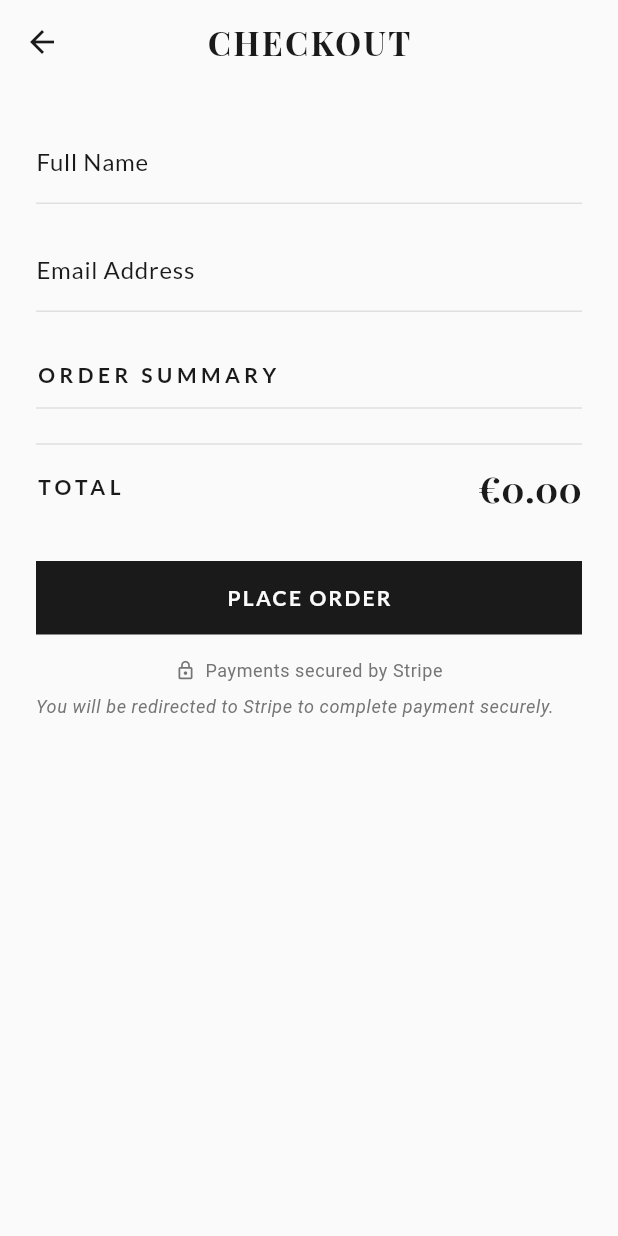
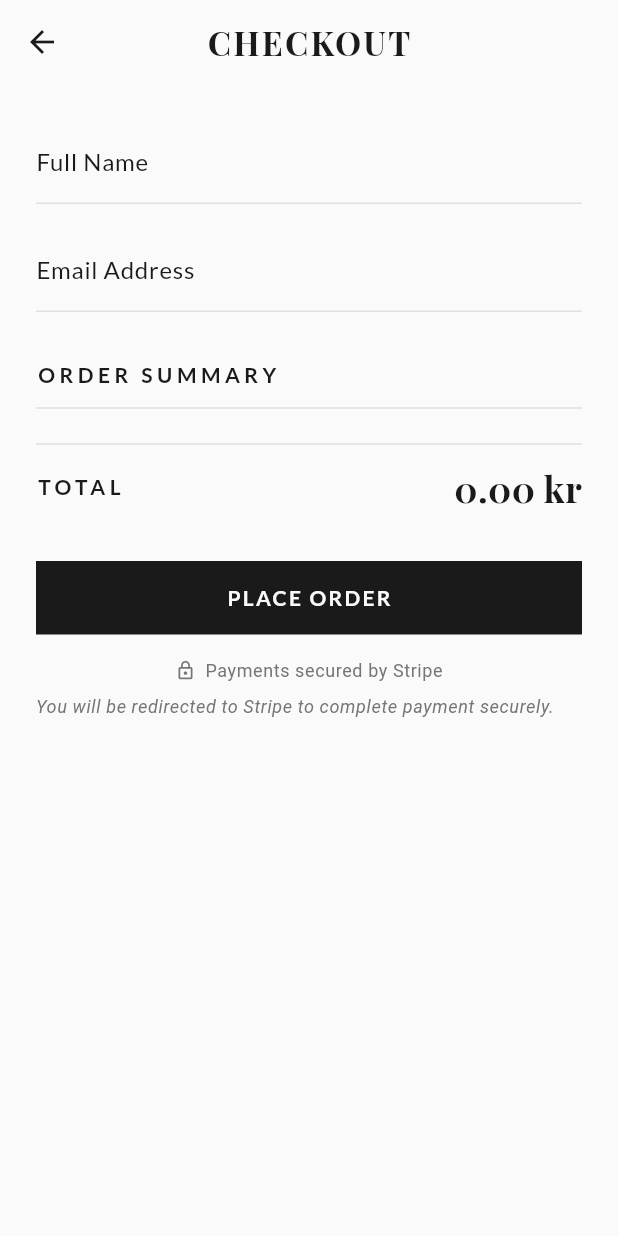
Before and after one commit to BengtCruz/darios_store, a Flutter app: the CheckoutPage screen opened directly, on a phone screen of 412 x 824 dp. Run offline on Flutter 3.47's test engine with Material 3 defaults, Android fonts, the phone set to English and light mode, and no system bars; our stand-ins replace google_fonts; network calls fail.

Commit message:
feat: currency change eur -> sek (kr)

```diff
--- a/lib/l10n/app_localizations.dart
+++ b/lib/l10n/app_localizations.dart
@@ -94,7 +94,7 @@ class S {
   String get detailCategory => 'Category';
   String get detailRating => 'Rating';
   String get detailShipping => 'Shipping';
-  String get detailShippingValue => 'Free over €50';
+  String get detailShippingValue => 'Free over 50 kr';
   String get detailReturns => 'Returns';
   String get detailReturnsValue => '30 days';
 
@@ -209,7 +209,7 @@ class S {
   String get formNewProduct => 'New Product';
   String get formProductName => 'Name *';
   String get formProductDescription => 'Description *';
-  String get formProductPrice => 'Price (€) *';
+  String get formProductPrice => 'Price (kr) *';
   String get formProductCategory => 'Category *';
   String get formProductImageUrl => 'Image URL';
   String get formProductRating => 'Rating';
@@ -342,7 +342,7 @@ class _Sv extends S {
   @override String get detailCategory => 'Kategori';
   @override String get detailRating => 'Betyg';
   @override String get detailShipping => 'Frakt';
-  @override String get detailShippingValue => 'Gratis över €50';
+  @override String get detailShippingValue => 'Gratis över 50 kr';
   @override String get detailReturns => 'Retur';
   @override String get detailReturnsValue => '30 dagar';
 
@@ -457,7 +457,7 @@ class _Sv extends S {
   @override String get formNewProduct => 'Ny Produkt';
   @override String get formProductName => 'Namn *';
   @override String get formProductDescription => 'Beskrivning *';
-  @override String get formProductPrice => 'Pris (€) *';
+  @override String get formProductPrice => 'Pris (kr) *';
   @override String get formProductCategory => 'Kategori *';
   @override String get formProductImageUrl => 'Bild-URL';
   @override String get formProductRating => 'Betyg';
--- a/lib/pages/admin/admin_orders_page.dart
+++ b/lib/pages/admin/admin_orders_page.dart
@@ -128,7 +128,7 @@ class _AdminOrdersPageState extends State<AdminOrdersPage> {
                 _detailRow(s.orderCustomer, order['customerName'] as String? ?? '—'),
                 _detailRow(s.orderEmail, order['customerEmail'] as String? ?? '—'),
                 _detailRow(s.orderStatus, labels[order['status']] ?? order['status'] as String? ?? ''),
-                _detailRow(s.orderTotal, '€${(order['totalAmount'] as num? ?? 0).toStringAsFixed(2)}'),
+                _detailRow(s.orderTotal, '${(order['totalAmount'] as num? ?? 0).toStringAsFixed(2)} kr'),
                 if (date != null) _detailRow(s.orderDate, DateFormat('dd/MM/yyyy HH:mm').format(date)),
                 const Divider(height: 24),
                 Text(s.orderItems, style: const TextStyle(fontWeight: FontWeight.w700)),
@@ -142,7 +142,7 @@ class _AdminOrdersPageState extends State<AdminOrdersPage> {
                         Expanded(child: Text(i['productName'] as String? ?? '')),
                         Text('x${i['quantity']}'),
                         const SizedBox(width: 12),
-                        Text('€${(i['price'] as num? ?? 0).toStringAsFixed(2)}'),
+                        Text('${(i['price'] as num? ?? 0).toStringAsFixed(2)} kr'),
                       ],
                     ),
                   );
@@ -298,7 +298,7 @@ class _AdminOrdersPageState extends State<AdminOrdersPage> {
                   ),
                 ),
                 DataCell(Text(o['customerName'] as String? ?? '—')),
-                DataCell(Text('€${(o['totalAmount'] as num? ?? 0).toStringAsFixed(2)}')),
+                DataCell(Text('${(o['totalAmount'] as num? ?? 0).toStringAsFixed(2)} kr')),
                 DataCell(
                   Container(
                     padding: const EdgeInsets.symmetric(horizontal: 8, vertical: 4),
--- a/lib/pages/admin/admin_products_page.dart
+++ b/lib/pages/admin/admin_products_page.dart
@@ -171,7 +171,7 @@ class _AdminProductsPageState extends State<AdminProductsPage> {
                   ),
                 ),
                 DataCell(Text(p['category'] as String? ?? '')),
-                DataCell(Text('€${(p['price'] as num? ?? 0).toStringAsFixed(2)}')),
+                DataCell(Text('${(p['price'] as num? ?? 0).toStringAsFixed(2)} kr')),
                 DataCell(
                   Icon(
                     (p['isActive'] as bool? ?? true) ? Icons.check_circle : Icons.cancel,
--- a/lib/pages/cart_page.dart
+++ b/lib/pages/cart_page.dart
@@ -108,7 +108,7 @@ class CartPage extends StatelessWidget {
               ),
               const SizedBox(height: 4),
               Text(
-                '€${item.product.price.toStringAsFixed(2)}',
+                '${item.product.price.toStringAsFixed(2)} kr',
                 style: Theme.of(context).textTheme.bodyMedium,
               ),
               const SizedBox(height: 12),
@@ -139,7 +139,7 @@ class CartPage extends StatelessWidget {
         ),
         // Line total
         Text(
-          '€${item.total.toStringAsFixed(2)}',
+          '${item.total.toStringAsFixed(2)} kr',
           style: Theme.of(context).textTheme.titleMedium?.copyWith(
                 fontWeight: FontWeight.w700,
               ),
@@ -180,7 +180,7 @@ class CartPage extends StatelessWidget {
                     ),
               ),
               Text(
-                '€${total.toStringAsFixed(2)}',
+                '${total.toStringAsFixed(2)} kr',
                 style: GoogleFonts.playfairDisplay(
                   fontSize: 24,
                   fontWeight: FontWeight.w700,
--- a/lib/pages/catalog_page.dart
+++ b/lib/pages/catalog_page.dart
@@ -233,7 +233,7 @@ class _CatalogProductCard extends StatelessWidget {
           Row(
             children: [
               Text(
-                '€${product.price.toStringAsFixed(2)}',
+                '${product.price.toStringAsFixed(2)} kr',
                 style: Theme.of(context).textTheme.bodyLarge?.copyWith(
                       fontWeight: FontWeight.w700,
                     ),
--- a/lib/pages/checkout_page.dart
+++ b/lib/pages/checkout_page.dart
@@ -147,7 +147,7 @@ class _CheckoutPageState extends State<CheckoutPage> {
                                 ),
                               ),
                               Text(
-                                '€${item.total.toStringAsFixed(2)}',
+                                '${item.total.toStringAsFixed(2)} kr',
                                 style: Theme.of(context).textTheme.bodyMedium?.copyWith(
                                       fontWeight: FontWeight.w600,
                                     ),
@@ -166,7 +166,7 @@ class _CheckoutPageState extends State<CheckoutPage> {
                               ),
                         ),
                         Text(
-                          '€${cart.totalPrice.toStringAsFixed(2)}',
+                          '${cart.totalPrice.toStringAsFixed(2)} kr',
                           style: GoogleFonts.playfairDisplay(
                             fontSize: 24,
                             fontWeight: FontWeight.w700,
--- a/lib/pages/home_page.dart
+++ b/lib/pages/home_page.dart
@@ -334,7 +334,7 @@ class _ProductCard extends StatelessWidget {
           Row(
             children: [
               Text(
-                '€${product.price.toStringAsFixed(2)}',
+                '${product.price.toStringAsFixed(2)} kr',
                 style: Theme.of(context).textTheme.bodyLarge?.copyWith(
                       fontWeight: FontWeight.w700,
                     ),
--- a/lib/pages/product_detail_page.dart
+++ b/lib/pages/product_detail_page.dart
@@ -154,7 +154,7 @@ class ProductDetailPage extends StatelessWidget {
         Row(
           children: [
             Text(
-              '€${product.price.toStringAsFixed(2)}',
+              '${product.price.toStringAsFixed(2)} kr',
               style: Theme.of(context).textTheme.headlineMedium,
             ),
             const Spacer(),
--- a/lib/pages/search_page.dart
+++ b/lib/pages/search_page.dart
@@ -211,7 +211,7 @@ class _SearchResultTile extends StatelessWidget {
               ),
             ),
             Text(
-              '€${product.price.toStringAsFixed(2)}',
+              '${product.price.toStringAsFixed(2)} kr',
               style: Theme.of(context).textTheme.bodyLarge?.copyWith(
                     fontWeight: FontWeight.w700,
                   ),
```
